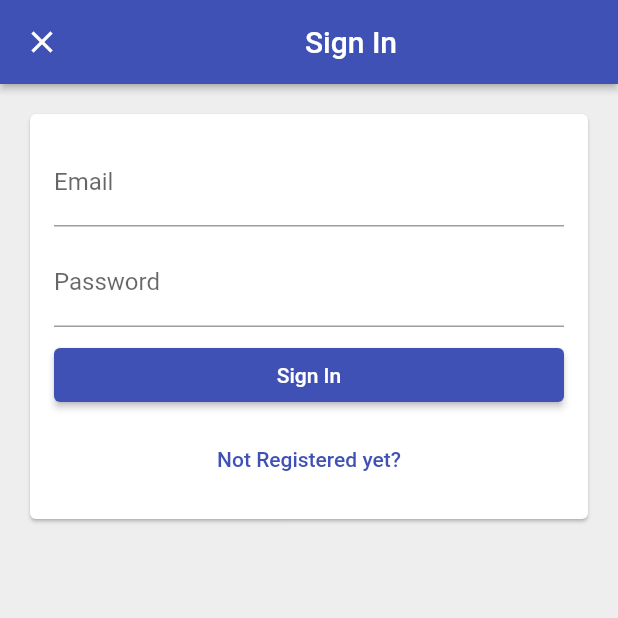
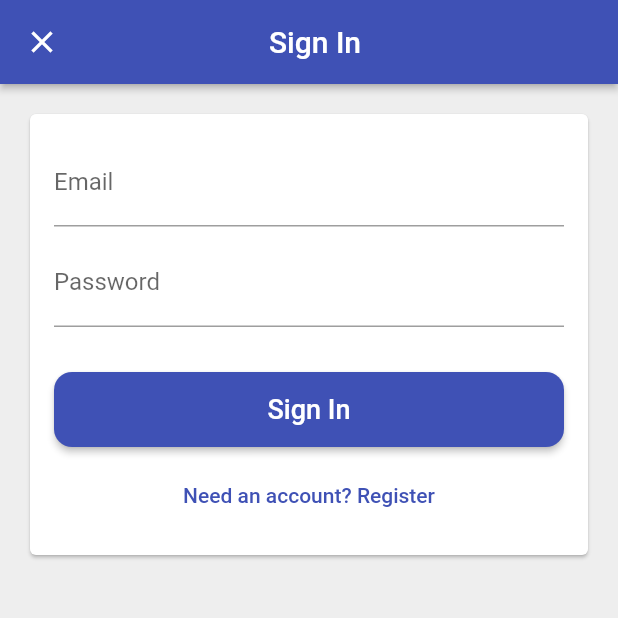
Before and after one commit to am-chourasia/TimeTracker, a Flutter app: the screen it shows after launch, after a tap on "Sign In with Email", on a phone screen of 412 x 824 dp, the top half of it. Run offline on Flutter 3.47's test engine with Material 2 defaults, Android fonts, the phone set to English and light mode, and no system bars; our stand-ins replace firebase_auth, firebase_core, google_sign_in; missing offline and left inert: flutter_login_facebook; accounts and stored records are empty.

Commit message:
Sign In and Register with Email and Password addons

```diff
--- a/lib/app/sign_in/emailSignInForm.dart
+++ b/lib/app/sign_in/emailSignInForm.dart
@@ -1,9 +1,51 @@
 import 'package:flutter/material.dart';
+import 'package:time_tracker/app/services/auth.dart';
+import 'package:time_tracker/customWidgets/customElevatedButton.dart';
 
-class EmailForm extends StatelessWidget {
+enum EmailSignInFormType { signIn, register }
+
+class EmailSignInForm extends StatefulWidget {
+  const EmailSignInForm({Key key, @required this.auth}) : super(key: key);
+  final AuthBase auth;
+
+  @override
+  _EmailSignInFormState createState() => _EmailSignInFormState();
+}
+
+class _EmailSignInFormState extends State<EmailSignInForm> {
+  final _passwordController = TextEditingController();
+  final _emailController = TextEditingController();
+  EmailSignInFormType _formType =
+      EmailSignInFormType.signIn; // default type of form will be signIn
+
+  void _submit() async {
+    // try{
+    //   if(_formType == EmailSignInFormType.signIn){
+    //     await widget.auth.signInWithEmail(email)
+    //   }
+    // }
+  }
+
+  void _toggleType() {
+    setState(() {
+      _formType = _formType == EmailSignInFormType.signIn
+          ? EmailSignInFormType.register
+          : EmailSignInFormType.signIn;
+    });
+    _emailController.clear();
+    _passwordController.clear();
+  }
+
   List<Widget> _buildChildren() {
+    final _buttonText = _formType == EmailSignInFormType.signIn
+        ? 'Sign In'
+        : 'Create an account';
+    final _alternativeText = _formType == EmailSignInFormType.signIn
+        ? 'Need an account? Register'
+        : 'Have an account? Sign In';
     return [
       TextField(
+        controller: _emailController,
         decoration: InputDecoration(
           labelText: 'Email',
           hintText: 'email_id@email.com',
@@ -11,28 +53,24 @@ class EmailForm extends StatelessWidget {
       ),
       SizedBox(height: 8.0),
       TextField(
+        controller: _passwordController,
         decoration: InputDecoration(
           labelText: 'Password',
         ),
         obscureText: true,
       ),
-      SizedBox(height: 8.0),
-      ElevatedButton(
-        style: ElevatedButton.styleFrom(
-            // primary: this.backgroundColor, // background
-            // onPrimary: this.foregroundColor, // foreground
-            // shape: RoundedRectangleBorder(
-            //   borderRadius: BorderRadius.all(
-            //     Radius.circular(borderRadius),
-            //   ),
-            ),
-        child: Text('Sign In'),
-        onPressed: () {},
+      SizedBox(height: 30.0),
+      CustomElevatedButton(
+        child: Text(
+          _buttonText,
+          style: TextStyle(fontSize: 18.0, color: Colors.white),
+        ),
+        onPressed: _submit,
       ),
       SizedBox(height: 8.0),
       TextButton(
-        onPressed: () {},
-        child: Text('Not Registered yet?'),
+        child: Text(_alternativeText),
+        onPressed: _toggleType,
       )
     ];
   }
--- a/lib/app/sign_in/signInPage.dart
+++ b/lib/app/sign_in/signInPage.dart
@@ -39,7 +39,7 @@ class SignInPage extends StatelessWidget {
     Navigator.of(context).push(
       MaterialPageRoute(
         fullscreenDialog: true,
-        builder: (context) => SignInWithEmailPage(),
+        builder: (context) => SignInWithEmailPage(auth: auth),
       ),
     );
   }
--- a/lib/app/sign_in/signInWithEmail.dart
+++ b/lib/app/sign_in/signInWithEmail.dart
@@ -1,18 +1,32 @@
 import 'package:flutter/material.dart';
+import 'package:time_tracker/app/services/auth.dart';
 import 'package:time_tracker/app/sign_in/emailSignInForm.dart';
 
 class SignInWithEmailPage extends StatelessWidget {
+  const SignInWithEmailPage({Key key, @required this.auth}) : super(key: key);
+  final AuthBase auth;
   @override
   Widget build(BuildContext context) {
     var scaffold = Scaffold(
       appBar: AppBar(
+        //IconButton as actions is temporary to center the text in appbar
+        actions: [
+          Opacity(
+            opacity: 0.0,
+            child: IconButton(
+              icon: const Icon(Icons.cancel),
+              tooltip: 'Show Snackbar',
+              onPressed: () {},
+            ),
+          ),
+        ],
         title: Center(child: Text("Sign In")),
         elevation: 2.0,
       ),
       body: Padding(
         padding: EdgeInsets.all(16.0),
         child: Card(
-          child: EmailForm(),
+          child: EmailSignInForm(auth: auth),
         ),
       ),
       backgroundColor: Colors.grey[200],
```
Also changed, not shown: lib/app/services/auth.dart (+19 -0 lines).
